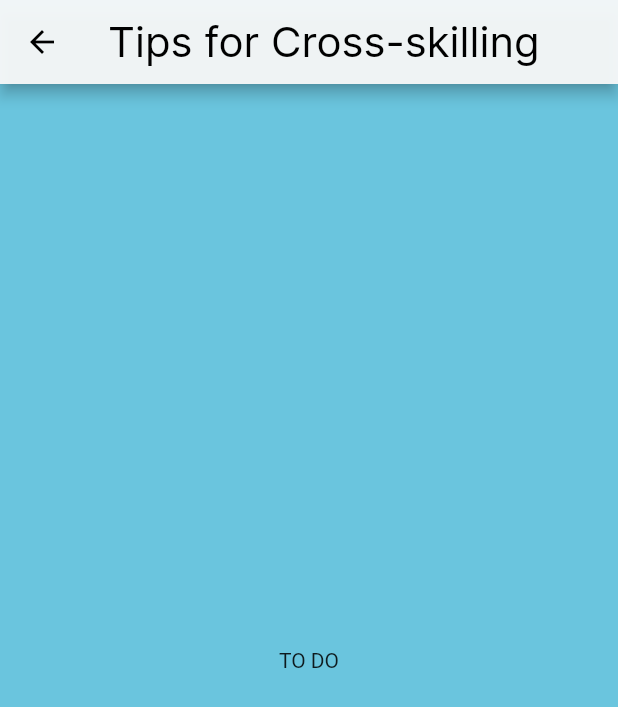
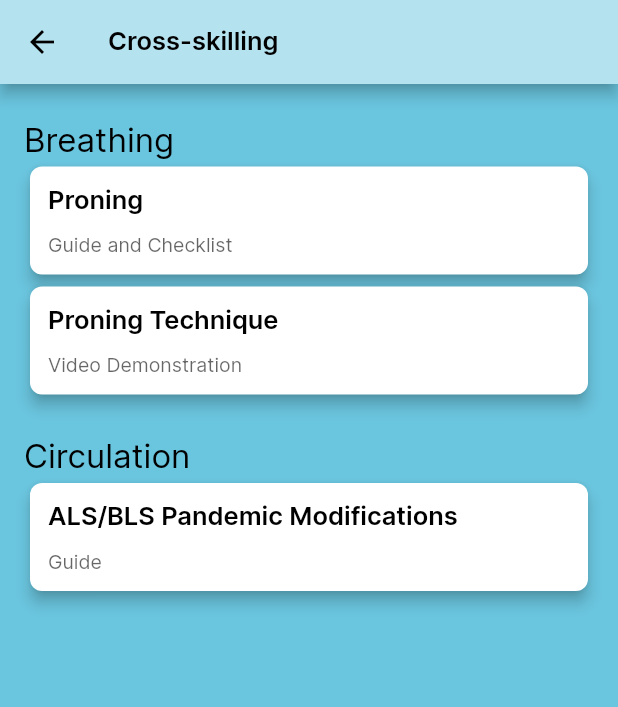
Before and after one commit to Western-Health-Covid19-Collaboration/wh_covid19_app, a Flutter app: the TipsJuniorStaffView screen opened by its route, on a phone screen of 412 x 824 dp. Shown: the top 707 px of the screen. Run offline on Flutter 3.47's test engine with Material 2 defaults, Android fonts, the phone set to English and light mode, and no system bars; our stand-ins replace chewie, firebase_analytics, firebase_crashlytics, flutter_svg, flutter_widget_from_html, package_info and 3 more; missing offline and left inert: matrix_gesture_detector; accounts and stored records are empty; statements that could not run were skipped.

Commit message:
proning screen WIP

```diff
--- a/lib/constants.dart
+++ b/lib/constants.dart
@@ -37,4 +37,6 @@ class Constants {
   static const String analyticsDailyRoundScreen = 'dailyRound';
   static const String analyticsCrossSkillingScreen = 'crossSkilling';
   static const String analyticsLicensesScreen = 'licenses';
+
+  static const String analyticsProningGuideScreen = 'proning';
 }
--- a/lib/hard_data.dart
+++ b/lib/hard_data.dart
@@ -7,6 +7,7 @@ import 'models/home_card.dart';
 import 'models/icu_daily_round_checklist.dart';
 import 'models/icu_daily_round_steps.dart';
 import 'models/intubation_guide.dart';
+import 'models/prone_checklist.dart';
 import 'routes.dart';
 import 'strings.dart';
 
@@ -972,3 +973,79 @@ const yourWelfareSteps = [
     ])
   ])
 ];
+
+const proningGuide = [
+  ICUDailyRoundSteps(heading: 'Indication', sections: [
+    ICUDailyRoundStepSection(heading: 'Indications', subsections: [
+      ICUDailyRoundStepSubsection(list: [
+        ICUDailyRoundItem(icon: '😓', title: 'Severe ARDS with hypoxia'),
+        ICUDailyRoundItem(icon: '🤕', title: 'Posterior wounds / skin flaps'),
+      ])
+    ]),
+    ICUDailyRoundStepSection(heading: 'Contraindications', subsections: [
+      ICUDailyRoundStepSubsection(list: [
+        ICUDailyRoundItem(icon: '😓', title: 'Lack of staff'),
+        ICUDailyRoundItem(icon: '❌', title: 'Untrained staff'),
+        ICUDailyRoundItem(icon: '⏰', title: 'Out of hours'),
+        ICUDailyRoundItem(icon: '🤲', title: 'Open abdomen'),
+        ICUDailyRoundItem(icon: '🛌', title: 'C spine precautions'),
+        ICUDailyRoundItem(icon: '🩸', title: 'Haemodynamic instability'),
+      ])
+    ]),
+  ]),
+  ICUDailyRoundSteps(heading: 'Staff Pre-Manoeuvre', sections: [
+    ICUDailyRoundStepSection(heading: 'Team', subsections: [
+      ICUDailyRoundStepSubsection(list: [
+        ICUDailyRoundItem(icon: '🤓', title: 'ICU consultant aware'),
+        ICUDailyRoundItem(icon: '', title: ''),
+      ])
+    ])
+  ]),
+  ICUDailyRoundSteps(heading: 'Patient Pre-Manoeuvre', sections: [
+    ICUDailyRoundStepSection(heading: 'General Considerations', subsections: [
+      ICUDailyRoundStepSubsection(list: [
+        ICUDailyRoundItem(
+            icon: '🔍', title: 'Review indications and contraindications'),
+        ICUDailyRoundItem(icon: '', title: ''),
+      ])
+    ])
+  ]),
+  ICUDailyRoundSteps(heading: 'Manoeuvre', sections: [
+    ICUDailyRoundStepSection(heading: 'Prepare', subsections: [
+      ICUDailyRoundStepSubsection(list: [
+        ICUDailyRoundItem(
+            icon: '👸',
+            title: 'Position team',
+            subtitle: 'Team leader at head of bed'),
+        ICUDailyRoundItem(icon: '', title: ''),
+      ])
+    ])
+  ]),
+  ProneChecklist(heading: 'Post-Manoeuvre', sections: [
+    ProneChecklistSection(title: 'Position', checklist: [
+      ProneChecklistItem(
+          title:
+              'One arm above head, other by side. Shoulder in neutral position.'),
+      ProneChecklistItem(title: 'Reposition patient in centre of bed'),
+      ProneChecklistItem(
+          title: 'Adjust position to ensure abdomen is hanging freely'),
+      ProneChecklistItem(
+          title:
+              'Postion head to reduce pressure on eyes and enable access to airway'),
+      ProneChecklistItem(
+          title: 'Readjust lines for comfort and NG on free drainage'),
+    ]),
+    ProneChecklistSection(title: 'Airway', checklist: [
+      ProneChecklistItem(
+          title: 'Check ETT lip level and ventilator circuit for kinks'),
+      ProneChecklistItem(title: 'Suction if indicated'),
+      ProneChecklistItem(title: 'Cuff pressure'),
+    ]),
+    ProneChecklistSection(
+        title: 'Breathing', checklist: [ProneChecklistItem(title: '')]),
+    ProneChecklistSection(
+        title: 'Circulation', checklist: [ProneChecklistItem(title: '')]),
+    ProneChecklistSection(
+        title: 'Pressure area care', checklist: [ProneChecklistItem(title: '')])
+  ])
+];
--- a/lib/main.dart
+++ b/lib/main.dart
@@ -17,6 +17,7 @@ import 'view/airway/guidance/intubation_guidance_page.dart';
 import 'view/disclaimer_view.dart';
 import 'view/home_page.dart';
 import 'view/icu_non_intensivist/daily_round/daily_round_view.dart';
+import 'view/icu_non_intensivist/proning_guide_view.dart';
 import 'view/icu_non_intensivist/tips_junior_staff_view.dart';
 import 'view/icu_non_intensivist/ventilation/ventilation_infographic_page.dart';
 import 'view/icu_non_intensivist/ventilation/ventilation_view.dart';
@@ -65,6 +66,7 @@ class MyApp extends StatelessWidget {
         Routes.ventilation: (context) => VentilationView(),
         Routes.generalCare: (context) => ICUDailyRoundView(),
         Routes.tipsJuniorStaff: (context) => TipsJuniorStaffView(),
+        Routes.proningGuide: (context) => ProningGuideView(),
         Routes.introRouter: (context) => IntroRouter(),
         Routes.disclaimer: (context) => DisclaimerView(),
         Routes.licenses: (context) => LicenseView(),
--- a/lib/routes.dart
+++ b/lib/routes.dart
@@ -24,6 +24,7 @@ class Routes {
   static const ventilationInfographic = '$ventilation/infographic';
   static const generalCare = '$_icuNonIntensivist/general_care';
   static const tipsJuniorStaff = '$_icuNonIntensivist/tips_junior_staff';
+  static const proningGuide = '$_icuNonIntensivist/proning';
 
   static const intubationGuidance = '/airway/guidance';
   static const intubationGuidanceInfographic = '/airway/guidance/infographic';
--- a/lib/strings.dart
+++ b/lib/strings.dart
@@ -61,7 +61,8 @@ This app is designed to be used by the anaesthetist and critical care doctors at
   static const String dailyRoundTitle = 'Daily Round';
 
   /// Tips for Cross skilling
-  static const String tipsForCrossSkillingTitle = 'Tips for Cross-skilling';
+  static const String tipsForCrossSkillingTitle = 'Cross-skilling';
+  static const String proningGuideTitle = 'Proning';
 
   /// Your Welfare
   static const String yourWelfareTitle = 'Your Welfare';
--- a/lib/view/icu_non_intensivist/tips_junior_staff_view.dart
+++ b/lib/view/icu_non_intensivist/tips_junior_staff_view.dart
@@ -1,12 +1,28 @@
 import 'package:flutter/material.dart';
 import 'package:flutter/widgets.dart';
+import 'package:wh_covid19/models/home_card.dart';
+import 'package:wh_covid19/widget/reusable_card.dart';
 
 import '../../constants.dart';
+import '../../routes.dart';
 import '../../strings.dart';
 import '../../style.dart';
 import '../../utils/firebase.dart';
 
 class TipsJuniorStaffView extends StatelessWidget {
+  static const _cards = [
+    'Breathing',
+    HomeCard(
+        title: 'Proning',
+        description: 'Guide and Checklist',
+        route: Routes.proningGuide),
+    HomeCard(
+        title: 'Proning Technique',
+        description: 'Video Demonstration',
+        route: 'https://www.youtube.com/watch?v=YFrA1cCuDnY&feature=youtu.be'),
+    'Circulation',
+    HomeCard(title: 'ALS/BLS Pandemic Modifications', description: 'Guide'),
+  ];
   @override
   Widget build(BuildContext context) {
     // Analytics set screen name, stays until another screen changes it
@@ -18,18 +34,32 @@ class TipsJuniorStaffView extends StatelessWidget {
           // Warning brightness interacts with SystemUiOverlayStyle
           // See system_bars.dart comments
           brightness: Brightness.light,
-        backgroundColor: AppColors.appBarBackground,
+          backgroundColor: AppColors.blue50,
           iconTheme: Styles.appBarIconTheme,
           title: const Text(
             Strings.tipsForCrossSkillingTitle,
-          style: Styles.appBarTextStyle,
+            style: Styles.textH5,
           ),
         ),
-      body: const Center(
+        body: Padding(
+            padding: const EdgeInsets.fromLTRB(16, 0, 16, 16),
+            child: Column(
+              crossAxisAlignment: CrossAxisAlignment.stretch,
+              children: _cards.map((e) {
+                if (e is HomeCard) {
+                  return ReusableCard.fromData(
+                    card: e,
+                    height: 48,
+                  );
+                }
+                return Padding(
+                  padding: const EdgeInsets.fromLTRB(0, 24, 16, 0),
                   child: Text(
-          Strings.toDo,
-        ),
+                    e.toString(),
+                    style: Styles.textH4,
                   ),
                 );
+              }).toList(),
+            )));
   }
 }
```
Also changed, not shown: lib/models/prone_checklist.dart (added, +20 -0 lines), lib/view/icu_non_intensivist/proning_guide_view.dart (added, +54 -0 lines), lib/widget/cards/reusable_card_base.dart (+8 -1 lines), lib/widget/containers/prone_checklist_container.dart (added, +45 -0 lines). Lines whose indentation alone changed are shown as unchanged.
